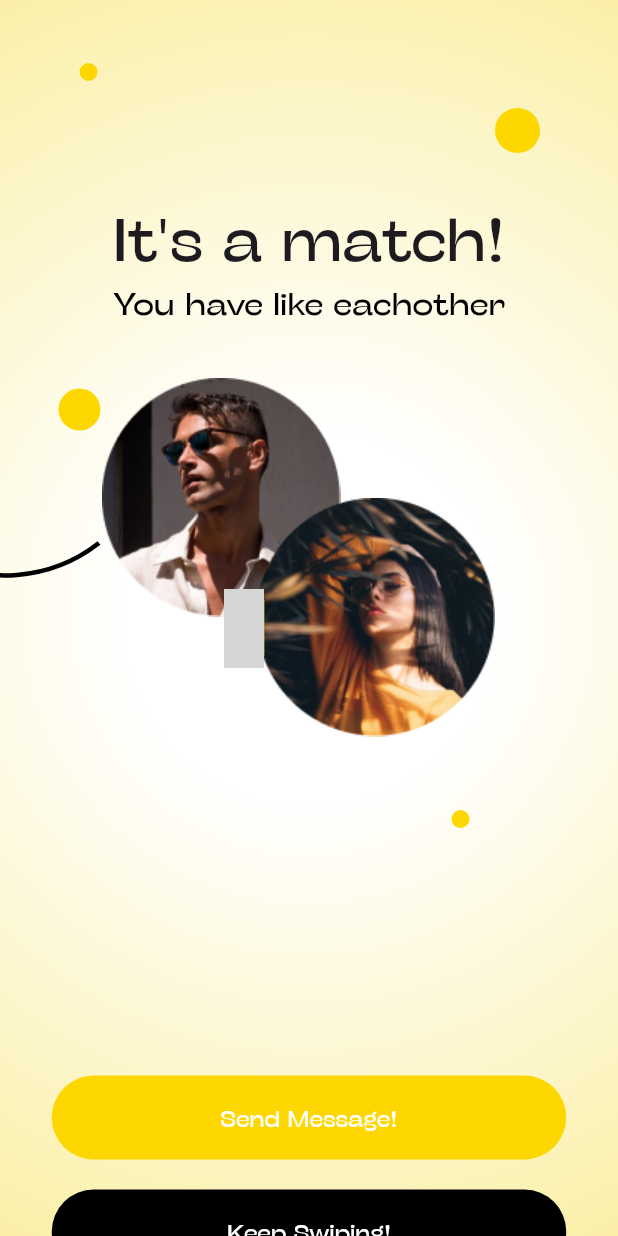
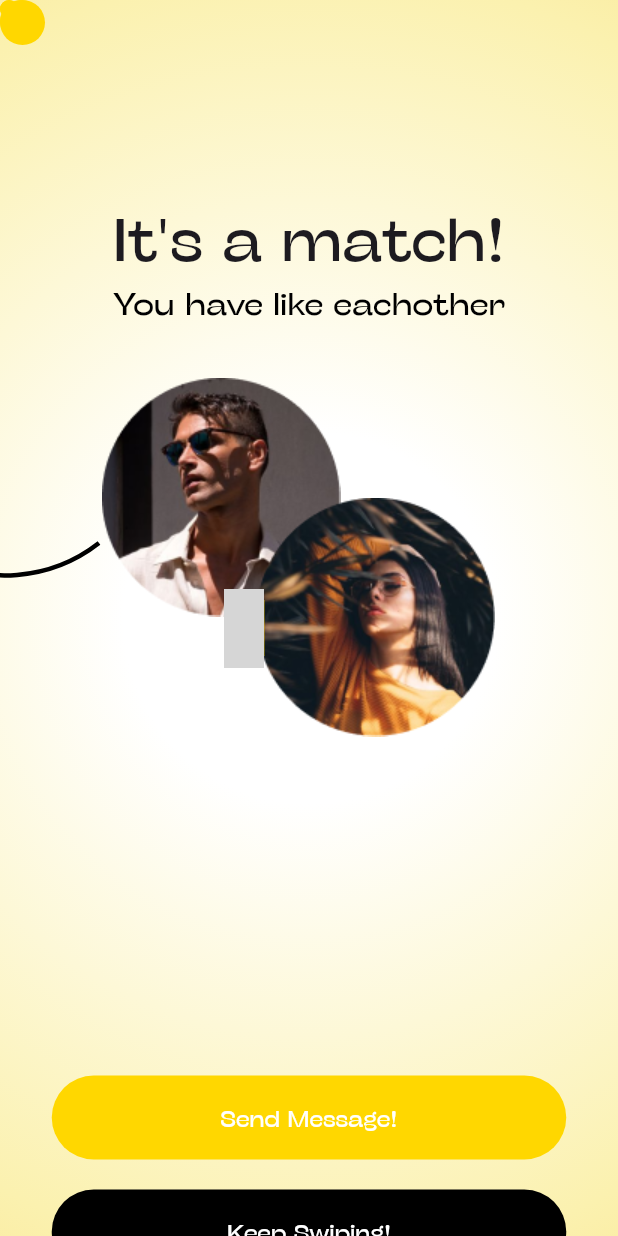
Before and after one commit to TerkumaAmos/datting_app, a Flutter app: the MatchScreen screen opened by its route, on a phone screen of 412 x 824 dp. Run offline on Flutter 3.47's test engine with Material 3 defaults, Android fonts, the phone set to English and light mode, and no system bars; our stand-ins replace dotted_border, flutter_svg, go_router, google_fonts, iconsax_flutter, smooth_page_indicator; grey boxes are pictures that could not be loaded.

Commit message:
Remove unused Positioned logic from CustomPositionedCircle and simplify return statement

```diff
--- a/lib/shared/widgets/container/custom_positioned_circle.dart
+++ b/lib/shared/widgets/container/custom_positioned_circle.dart
@@ -54,18 +54,15 @@ class CustomPositionedCircle extends StatelessWidget {
     // safely used inside Row/Column/Flex without throwing ParentData errors.
   final hasStackAncestor = context.findAncestorWidgetOfExactType<Stack>() != null;
 
-    if (hasStackAncestor) {
-      return Positioned(
-        top: top,
-        left: left,
-        child: circle,
-      );
-    }
+    // if (hasStackAncestor) {
+    //   return Positioned(
+    //     top: top,
+    //     left: left,
+    //     child: circle,
+    //   );
+    // }
 
-    // Not inside a Stack: apply padding offsets instead of Positioned
-    return Padding(
-      padding: EdgeInsets.only(left: left ?? 0, top: top ?? 0),
-      child: circle,
-    );
+   // Not inside a Stack: apply padding offsets instead of Positioned
+    return circle;
   }
 }
```
